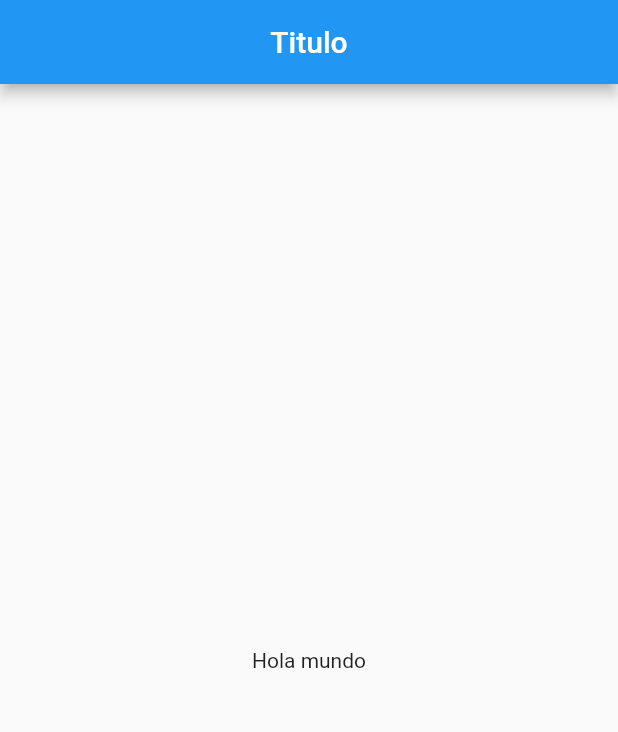
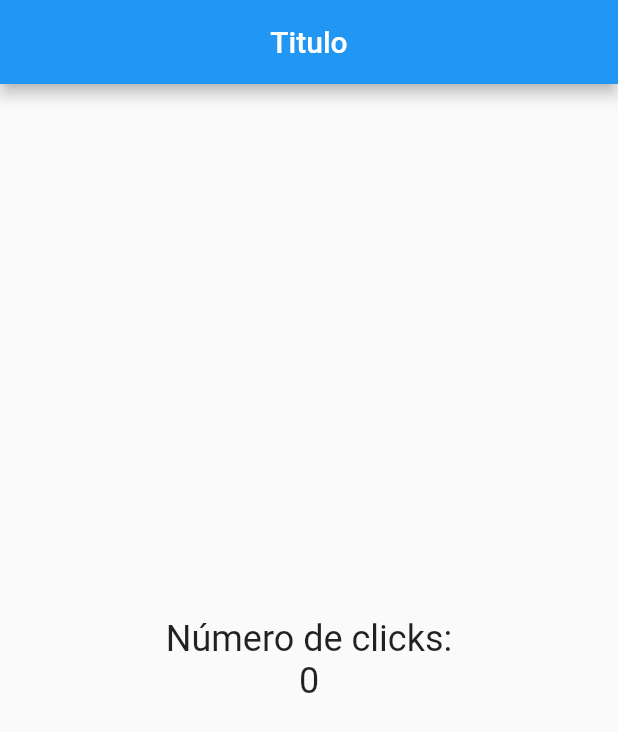
Before and after one commit to danidelgadoz/flutter-training, a Flutter app: the screen it shows after launch, on a phone screen of 412 x 824 dp. Shown: the top 732 px of the screen. Run offline on Flutter 3.47's test engine with Material 2 defaults, Android fonts, the phone set to English and light mode, and no system bars.

Commit message:
Columns and Styles

```diff
--- a/contador/lib/src/pages/home_page.dart
+++ b/contador/lib/src/pages/home_page.dart
@@ -1,6 +1,8 @@
 import 'package:flutter/material.dart';
 
 class HomePage extends StatelessWidget {
+  final textStyle = TextStyle(fontSize: 24);
+
   @override
   Widget build(BuildContext context) {
     return Scaffold(
@@ -9,7 +11,13 @@ class HomePage extends StatelessWidget {
         centerTitle: true
       ),
       body: Center(
-        child: Text('Hola mundo')
+        child: Column(
+          mainAxisAlignment: MainAxisAlignment.center,
+          children: <Widget>[
+            Text('Número de clicks:', style: textStyle),
+            Text('0', style: textStyle)
+          ],
+        )
       ),
     );
   }
```
